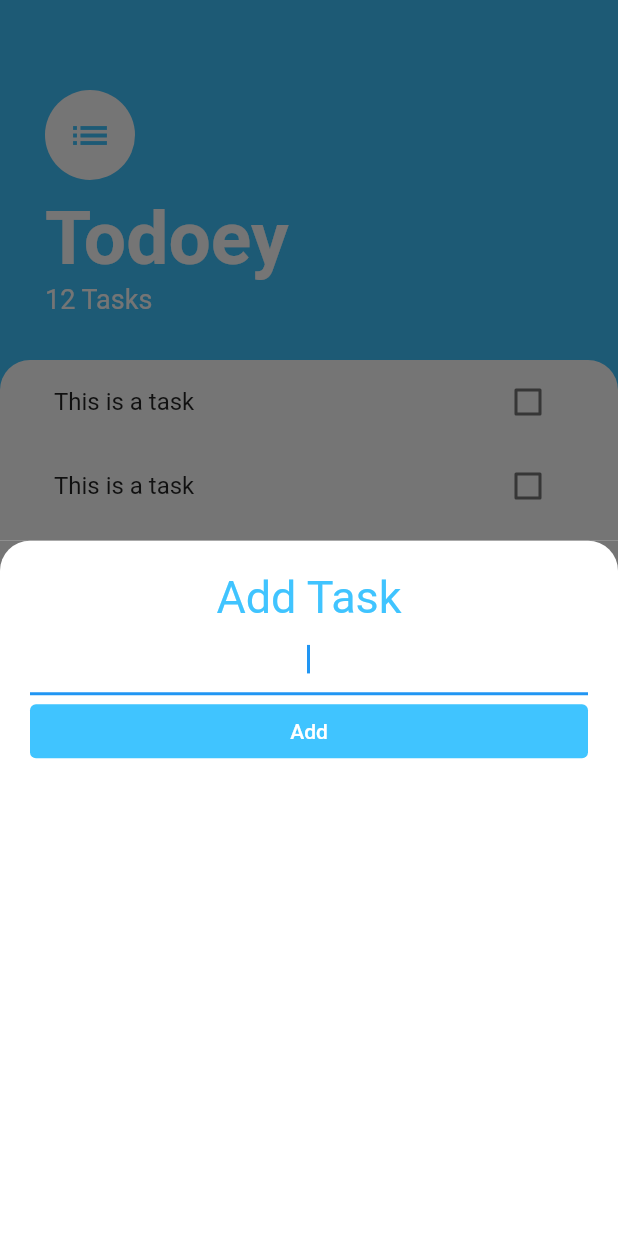
After one commit to DenyAnwar/todoey_app, a Flutter app: the screen it shows after launch, after a tap on the "add" icon, on a phone screen of 412 x 824 dp. The commit adds this screen. Run offline on Flutter 3.47's test engine with Material 2 defaults, Android fonts, the phone set to English and light mode, and no system bars.

Commit message:
add ListView for list task and add BottomSheet Widget

```diff
--- /dev/null
+++ b/lib/screens/add_task_screen.dart
@@ -0,0 +1,52 @@
+import 'package:flutter/material.dart';
+
+class AddTaskScreen extends StatelessWidget {
+  const AddTaskScreen({Key? key}) : super(key: key);
+
+  @override
+  Widget build(BuildContext context) {
+    return Container(
+      color: Color(0xff757575),
+      child: Container(
+        padding: EdgeInsets.all(20.0),
+        decoration: BoxDecoration(
+          color: Colors.white,
+          borderRadius: BorderRadius.only(
+            topLeft: Radius.circular(20.0),
+            topRight: Radius.circular(20.0),
+          ),
+        ),
+        child: Column(
+          crossAxisAlignment: CrossAxisAlignment.stretch,
+          children: <Widget>[
+            Text(
+              'Add Task',
+              textAlign: TextAlign.center,
+              style: TextStyle(
+                fontSize: 30.0,
+                color: Colors.lightBlueAccent,
+              ),
+            ),
+            TextField(
+              autofocus: true,
+              textAlign: TextAlign.center,
+            ),
+            TextButton(
+              onPressed: () {},
+              child: Text(
+                'Add',
+                style: TextStyle(
+                  color: Colors.white,
+                ),
+              ),
+              style: ButtonStyle(
+                backgroundColor:
+                    MaterialStateProperty.all<Color>(Colors.lightBlueAccent),
+              ),
+            ),
+          ],
+        ),
+      ),
+    );
+  }
+}
--- a/lib/screens/tasks_screen.dart
+++ b/lib/screens/tasks_screen.dart
@@ -1,8 +1,8 @@
 import 'package:flutter/material.dart';
+import 'package:todoey_flutter/widgets/task_list.dart';
+import 'package:todoey_flutter/screens/add_task_screen.dart';
 
 class TasksScreen extends StatelessWidget {
-  const TasksScreen({Key? key}) : super(key: key);
-
   @override
   Widget build(BuildContext context) {
     return Scaffold(
@@ -10,7 +10,10 @@ class TasksScreen extends StatelessWidget {
       floatingActionButton: FloatingActionButton(
         backgroundColor: Colors.lightBlueAccent,
         child: Icon(Icons.add),
-        onPressed: null,
+        onPressed: () {
+          showModalBottomSheet(
+              context: context, builder: (context) => AddTaskScreen());
+        },
       ),
       body: Column(
         crossAxisAlignment: CrossAxisAlignment.start,
@@ -53,7 +56,7 @@ class TasksScreen extends StatelessWidget {
           ),
           Expanded(
             child: Container(
-              height: 300.0,
+              padding: EdgeInsets.symmetric(horizontal: 20.0),
               decoration: BoxDecoration(
                 color: Colors.white,
                 borderRadius: BorderRadius.only(
@@ -61,6 +64,7 @@ class TasksScreen extends StatelessWidget {
                   topRight: Radius.circular(20.0),
                 ),
               ),
+              child: TasksList(),
             ),
           ),
         ],
--- /dev/null
+++ b/lib/widgets/task_list.dart
@@ -0,0 +1,19 @@
+import 'package:flutter/material.dart';
+import 'package:todoey_flutter/widgets/task_tile.dart';
+
+class TasksList extends StatelessWidget {
+  const TasksList({
+    super.key,
+  });
+
+  @override
+  Widget build(BuildContext context) {
+    return ListView(
+      children: <Widget>[
+        TaskTile(),
+        TaskTile(),
+        TaskTile(),
+      ],
+    );
+  }
+}
--- /dev/null
+++ b/lib/widgets/task_tile.dart
@@ -0,0 +1,18 @@
+import 'package:flutter/material.dart';
+
+class TaskTile extends StatelessWidget {
+  const TaskTile({
+    super.key,
+  });
+
+  @override
+  Widget build(BuildContext context) {
+    return ListTile(
+      title: Text('This is a task'),
+      trailing: Checkbox(
+        value: false,
+        onChanged: (bool? value) {},
+      ),
+    );
+  }
+}
```
Also changed, not shown: pubspec.lock, 1 other file.
